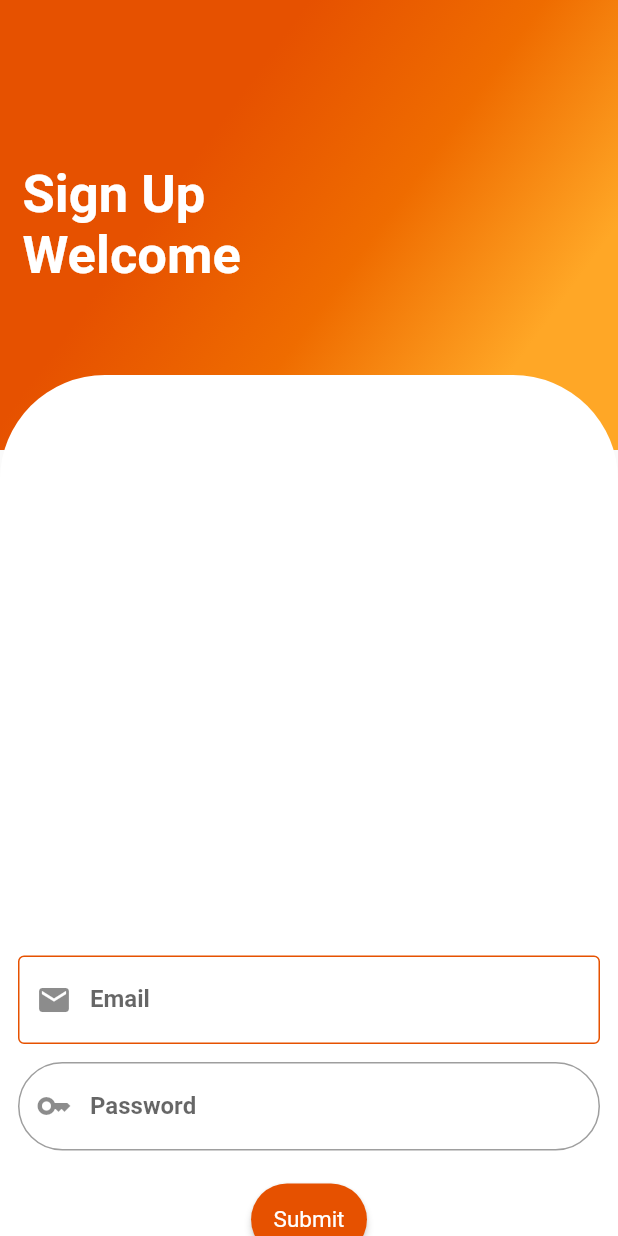
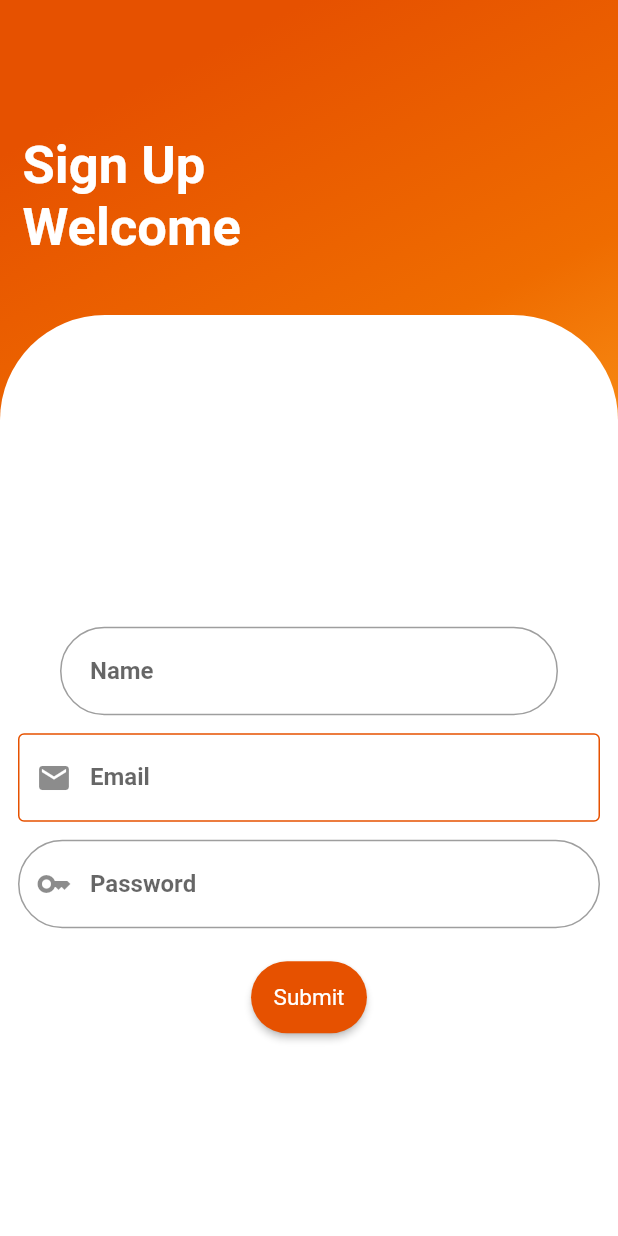
Before and after one commit to Omar073/Flutter-E-commerce-app-, a Flutter app: the screen it shows after launch, after a tap on "Sign Up", on a phone screen of 412 x 824 dp. Run offline on Flutter 3.47's test engine with Material 2 defaults, Android fonts, the phone set to English and light mode, and no system bars; our stand-ins replace curved_navigation_bar, flutter_rating_bar.

Commit message:
updated SignUp page

```diff
--- a/lib/SignUpPage.dart
+++ b/lib/SignUpPage.dart
@@ -15,6 +15,10 @@ class _SignUpPageState extends State<SignUpPage> {
   final TextEditingController _passwordController = TextEditingController();
   late double width = 100;
   late double height = 300;
+  FocusNode _nameFieldFocus = FocusNode();
+  FocusNode _emailFieldFocus = FocusNode();
+  FocusNode _passwordFieldFocus = FocusNode();
+  bool KeyboardOn = false;
 
   final emailRegex = RegExp(r'^[\w-]+(\.[\w-]+)*@([\w-]+\.)+[a-zA-Z]{2,7}$');
 
@@ -25,9 +29,18 @@ class _SignUpPageState extends State<SignUpPage> {
   // }
 
   @override
+  void dispose() {
+    _nameFieldFocus.dispose();
+    _emailFieldFocus.dispose();
+    _passwordFieldFocus.dispose();
+    super.dispose();
+  }
+
+  @override
   Widget build(BuildContext context) {
     width = MediaQuery.of(context).size.width;
     height = MediaQuery.of(context).size.height;
+    KeyboardOn = (_nameFieldFocus.hasFocus || _emailFieldFocus.hasFocus || _passwordFieldFocus.hasFocus);
 
 //     return MaterialApp(
 //       home: Scaffold(
@@ -251,7 +264,6 @@ class _SignUpPageState extends State<SignUpPage> {
 //   }
 // }
 
-
     return MaterialApp(
       home: Scaffold(
         resizeToAvoidBottomInset: true,
@@ -263,7 +275,7 @@ class _SignUpPageState extends State<SignUpPage> {
               Container(
                 // width: width,
                 width: 420,
-                height: 300,
+                height: double.infinity,
                 // color: Colors.orangeAccent,
                 // color: const Color.fromARGB(220, 243,119,6),
                 decoration: BoxDecoration(
@@ -276,7 +288,14 @@ class _SignUpPageState extends State<SignUpPage> {
                     ],
                   ),
                 ),
-                child: const Row(
+                child:
+                const Column(mainAxisAlignment: MainAxisAlignment.start,
+                  children: [
+                    SizedBox(
+                      height: 90,
+                    ),
+                    Row(
+                      crossAxisAlignment: CrossAxisAlignment.start,
                       // mainAxisAlignment: MainAxisAlignment.center,
                       children: [
                         SizedBox(width: 15),
@@ -291,60 +310,60 @@ class _SignUpPageState extends State<SignUpPage> {
                         ),
                       ],
                     ),
+
+
+                  ],
                 ),
-              Positioned(
-                top: 250,
-                left: 0,
-                right: 0,
+              ),
+              Positioned
+                (top: 210,//!why does it need left and right = 0
+                left: 0,right: 0,
                 child: Container(
-                  height: height - 150,
+                  height: height / (1.2),
                   // height: 500,
-                  decoration: BoxDecoration(
+                  decoration: const BoxDecoration(
                     color: Colors.white,
-                    borderRadius: BorderRadius.circular(70.0),
+                    borderRadius: BorderRadius.only(
+                      topLeft: Radius.circular(70.0),
+                      topRight: Radius.circular(70.0),
+
                     ),
-                  // child: const Center(child: Text("Sign Up")),
+                  ),
+                  child: Column(
+                    mainAxisAlignment:KeyboardOn?MainAxisAlignment.start: MainAxisAlignment.center,
+                    children: [
+                      // SizedBox(height: 50,),
+                      // const SizedBox(height: 180),
+                      // const SizedBox(height: 350),Expanded(
+                      //
+                      //                       child: Container(color: Colors.pink,)),
 
-                  // Positioned(
-                  //   top: 200,
-                  //   left: 0,
-                  //   right: 0,
-                  //   child: Container(
-                  //     // height: height - 200,
-                  //     height: 500,
-                  //     decoration: BoxDecoration(
-                  //       color: Colors.red,
-                  //       borderRadius: BorderRadius.circular(70.0),
-                  //     ),
-                  child: Column(
-                    mainAxisAlignment: MainAxisAlignment.center,
-                    children: [
-                      // const SizedBox(height: 180),
-                      const SizedBox(height: 300),
-                      // Padding(
-                      //   padding: const EdgeInsets.symmetric(horizontal: 12.0)
-                      //       .copyWith(bottom: 12.0),
-                      //   child: TextField(
-                      //     // * Name text field
-                      //     controller: _nameController,
-                      //     style: const TextStyle(
-                      //       color: Colors.black,
-                      //       fontWeight: FontWeight.bold,
-                      //     ),
-                      //     decoration: InputDecoration(
-                      //       border: OutlineInputBorder(
-                      //         borderRadius: BorderRadius.circular(30),
-                      //       ),
-                      //       contentPadding: const EdgeInsets.all(20),
-                      //       labelText: "Name",
-                      //     ),
-                      //   ),
-                      // ),
+                      Padding(
+                        padding: const EdgeInsets.symmetric(horizontal: 40.0)
+                            .copyWith(bottom: 12.0),
+                        child: TextFormField(
+                          // * Name text field
+                          focusNode: _nameFieldFocus,
+                          controller: _nameController,
+                          style: const TextStyle(
+                            color: Colors.black,
+                            fontWeight: FontWeight.bold,
+                          ),
+                          decoration: InputDecoration(
+                            border: OutlineInputBorder(
+                              borderRadius: BorderRadius.circular(30),
+                            ),
+                            contentPadding: const EdgeInsets.all(20),
+                            labelText: "Name",
+                          ),
+                        ),
+                      ),
                       Padding(
                         padding: const EdgeInsets.symmetric(horizontal: 12.0)
                             .copyWith(bottom: 12.0),
                         child: TextField(
                           // * Email text field
+                          focusNode: _emailFieldFocus,
                           controller: _emailController,
                           style: const TextStyle(
                             color: Colors.black,
@@ -374,6 +393,7 @@ class _SignUpPageState extends State<SignUpPage> {
                             .copyWith(bottom: 12.0),
                         child: TextField(
                           // * password text field
+                          focusNode: _passwordFieldFocus,
                           controller: _passwordController,
                           style: const TextStyle(
                             color: Colors.black,
@@ -410,7 +430,8 @@ class _SignUpPageState extends State<SignUpPage> {
                               builder: (context) {
                                 return AlertDialog(
                                   title: const Text('Valid Email'),
-                                  content: const Text('The email address is valid.'),
+                                  content:
+                                  const Text('The email address is valid.'),
                                   actions: [
                                     TextButton(
                                       onPressed: () {
@@ -429,7 +450,8 @@ class _SignUpPageState extends State<SignUpPage> {
                               builder: (context) {
                                 return AlertDialog(
                                   title: const Text('Invalid Email'),
-                                  content: const Text('Please enter a valid email address.'),
+                                  content: const Text(
+                                      'Please enter a valid email address.'),
                                   actions: [
                                     TextButton(
                                       onPressed: () {
@@ -449,10 +471,25 @@ class _SignUpPageState extends State<SignUpPage> {
                       //   color: Colors.white,
                       //   height: 300,
                       // )
+
                     ],
                   ),
+                  // child: const Center(child: Text("Sign Up")),
+
+                  // Positioned(
+                  //   top: 200,
+                  //   left: 0,
+                  //   right: 0,
+                  //   child: Container(
+                  //     // height: height - 200,
+                  //     height: 500,
+                  //     decoration: BoxDecoration(
+                  //       color: Colors.red,
+                  //       borderRadius: BorderRadius.circular(70.0),
+                  //     ),
                 ),
               ),
+
             ],
           ),
         ),
```
Lines whose indentation alone changed are shown as unchanged.
